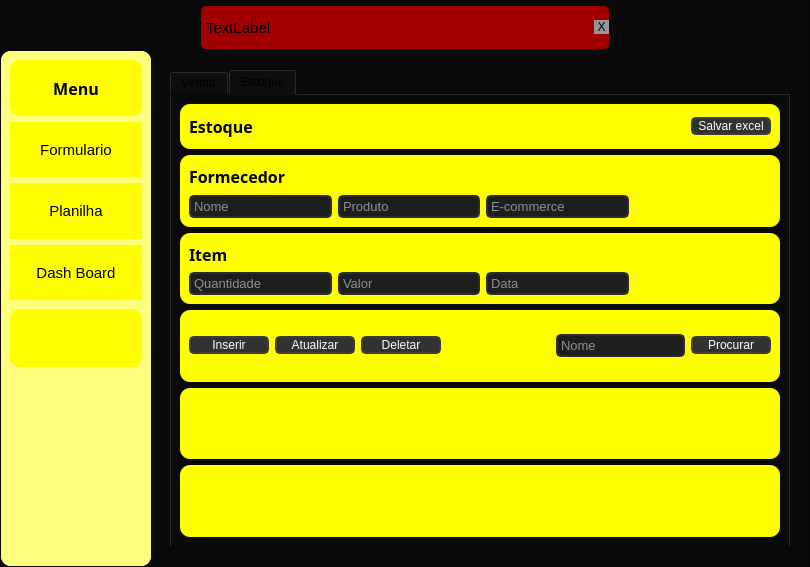
The window that v3.ui (Ton-Chyod-s/Estudo-sql-python) describes before a commit, drawn with Qt 5.
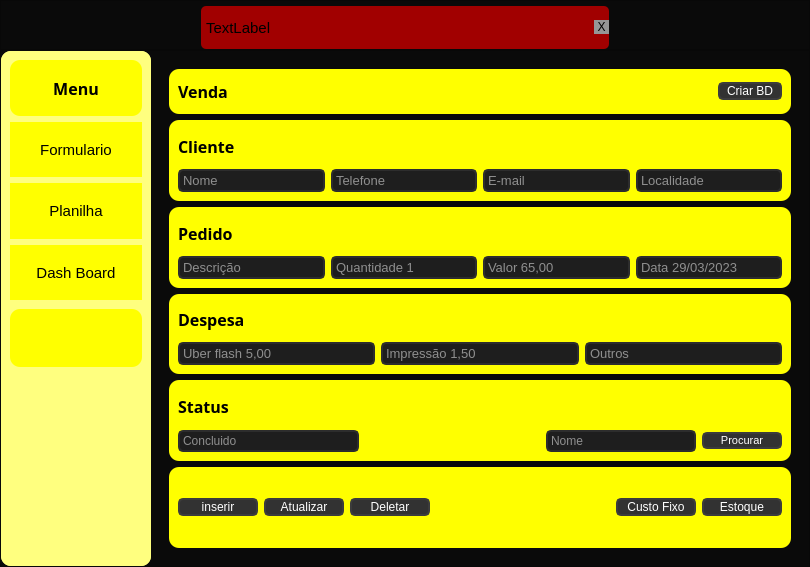
The same window after the commit. The open tabs and pages were chosen to show the change.

What changed in the file:
```diff
--- a/v3.ui
+++ b/v3.ui
@@ -536,16 +536,6 @@
             <widget class="QWidget" name="formulario_page">
              <layout class="QVBoxLayout" name="verticalLayout_9">
               <item>
-               <widget class="QTabWidget" name="tabWidget_formulario">
-                <property name="currentIndex">
-                 <number>0</number>
-                </property>
-                <widget class="QWidget" name="tab_2">
-                 <attribute name="title">
-                  <string>Venda</string>
-                 </attribute>
-                 <layout class="QVBoxLayout" name="verticalLayout_20">
-                  <item>
                    <widget class="QFrame" name="frame_27">
                     <property name="maximumSize">
                      <size>
@@ -562,9 +552,9 @@
                     <property name="frameShadow">
                      <enum>QFrame::Raised</enum>
                     </property>
-                    <layout class="QHBoxLayout" name="horizontalLayout_6">
+                <layout class="QHBoxLayout" name="horizontalLayout_8">
                      <item>
-                      <widget class="QLabel" name="label_8">
+                  <widget class="QLabel" name="label_10">
                        <property name="font">
                         <font>
                          <family>Segoe UI Black</family>
@@ -579,7 +569,7 @@
                       </widget>
                      </item>
                      <item>
-                      <spacer name="horizontalSpacer">
+                  <spacer name="horizontalSpacer_2">
                        <property name="orientation">
                         <enum>Qt::Horizontal</enum>
                        </property>
@@ -592,7 +582,7 @@
                       </spacer>
                      </item>
                      <item>
-                      <widget class="QPushButton" name="pushButton_criarBD">
+                  <widget class="QPushButton" name="pushButton_criarBD_2">
                        <property name="styleSheet">
                         <string notr="true">QPushButton {
 	background-color: rgb(50, 50, 50);
@@ -629,24 +619,9 @@
                     <property name="frameShadow">
                      <enum>QFrame::Raised</enum>
                     </property>
-                    <layout class="QGridLayout" name="gridLayout_4">
-                     <item row="0" column="0">
-                      <widget class="QLabel" name="Cliente_label">
-                       <property name="font">
-                        <font>
-                         <family>Segoe UI Black</family>
-                         <pointsize>12</pointsize>
-                         <weight>75</weight>
-                         <bold>true</bold>
-                        </font>
-                       </property>
-                       <property name="text">
-                        <string>Cliente</string>
-                       </property>
-                      </widget>
-                     </item>
+                <layout class="QGridLayout" name="gridLayout_6">
                      <item row="2" column="0">
-                      <widget class="QLineEdit" name="lineEdit_nome">
+                  <widget class="QLineEdit" name="lineEdit_nome_2">
                        <property name="minimumSize">
                         <size>
                          <width>0</width>
@@ -686,8 +661,23 @@
                        </property>
                       </widget>
                      </item>
+                 <item row="0" column="0">
+                  <widget class="QLabel" name="Cliente_label_2">
+                   <property name="font">
+                    <font>
+                     <family>Segoe UI Black</family>
+                     <pointsize>12</pointsize>
+                     <weight>75</weight>
+                     <bold>true</bold>
+                    </font>
+                   </property>
+                   <property name="text">
+                    <string>Cliente</string>
+                   </property>
+                  </widget>
+                 </item>
                      <item row="2" column="1">
-                      <widget class="QLineEdit" name="lineEdit_telefone">
+                  <widget class="QLineEdit" name="lineEdit_telefone_2">
                        <property name="minimumSize">
                         <size>
                          <width>0</width>
@@ -727,49 +717,8 @@
                        </property>
                       </widget>
                      </item>
-                     <item row="2" column="3">
-                      <widget class="QLineEdit" name="lineEdit_localidade">
-                       <property name="minimumSize">
-                        <size>
-                         <width>0</width>
-                         <height>0</height>
-                        </size>
-                       </property>
-                       <property name="font">
-                        <font>
-                         <family>Segoe UI</family>
-                         <pointsize>10</pointsize>
-                        </font>
-                       </property>
-                       <property name="autoFillBackground">
-                        <bool>false</bool>
-                       </property>
-                       <property name="styleSheet">
-                        <string notr="true">QLineEdit {
-	border: 2px solid rgb(45,45,45);
-	border-radius: 5px;
-	padding: 1px;
-	background-color: rgb(30,30, 30);
-	color: rgb(255, 255, 255);
-}
-QLineEdit:hover {
-	border: 2px solid rgb(55,55,55);
-}
-QLineEdit:focus {
-	border: 2px solid rgb(161, 0, 0);
-	color: rgb(200, 200, 200);
-}</string>
-                       </property>
-                       <property name="maxLength">
-                        <number>50</number>
-                       </property>
-                       <property name="placeholderText">
-                        <string>Localidade</string>
-                       </property>
-                      </widget>
-                     </item>
                      <item row="2" column="2">
-                      <widget class="QLineEdit" name="lineEdit_email">
+                  <widget class="QLineEdit" name="lineEdit_email_2">
                        <property name="minimumSize">
                         <size>
                          <width>0</width>
@@ -809,6 +758,47 @@
                        </property>
                       </widget>
                      </item>
+                 <item row="2" column="3">
+                  <widget class="QLineEdit" name="lineEdit_localidade_2">
+                   <property name="minimumSize">
+                    <size>
+                     <width>0</width>
+                     <height>0</height>
+                    </size>
+                   </property>
+                   <property name="font">
+                    <font>
+                     <family>Segoe UI</family>
+                     <pointsize>10</pointsize>
+                    </font>
+                   </property>
+                   <property name="autoFillBackground">
+                    <bool>false</bool>
+                   </property>
+                   <property name="styleSheet">
+                    <string notr="true">QLineEdit {
+	border: 2px solid rgb(45,45,45);
+	border-radius: 5px;
+	padding: 1px;
+	background-color: rgb(30,30, 30);
+	color: rgb(255, 255, 255);
+}
+QLineEdit:hover {
+	border: 2px solid rgb(55,55,55);
+}
+QLineEdit:focus {
+	border: 2px solid rgb(161, 0, 0);
+	color: rgb(200, 200, 200);
+}</string>
+                   </property>
+                   <property name="maxLength">
+                    <number>50</number>
+                   </property>
+                   <property name="placeholderText">
+                    <string>Localidade</string>
+                   </property>
+                  </widget>
+                 </item>
                     </layout>
                    </widget>
                   </item>
@@ -823,9 +813,9 @@
                     <property name="frameShadow">
                      <enum>QFrame::Raised</enum>
                     </property>
-                    <layout class="QGridLayout" name="gridLayout_2">
+                <layout class="QGridLayout" name="gridLayout_11">
                      <item row="1" column="1">
-                      <widget class="QLineEdit" name="lineEdit_quantidade">
+                  <widget class="QLineEdit" name="lineEdit_quantidade_3">
                        <property name="minimumSize">
                         <size>
                          <width>0</width>
@@ -866,7 +856,7 @@
                       </widget>
                      </item>
                      <item row="1" column="0">
-                      <widget class="QLineEdit" name="lineEdit_descricao">
+                  <widget class="QLineEdit" name="lineEdit_descricao_3">
                        <property name="minimumSize">
                         <size>
                          <width>0</width>
@@ -907,7 +897,7 @@
                       </widget>
                      </item>
                      <item row="1" column="2">
-                      <widget class="QLineEdit" name="lineEdit_valor">
+                  <widget class="QLineEdit" name="lineEdit_valor_3">
                        <property name="minimumSize">
                         <size>
                          <width>0</width>
@@ -948,7 +938,7 @@
                       </widget>
                      </item>
                      <item row="0" column="0">
-                      <widget class="QLabel" name="Pedido_label">
+                  <widget class="QLabel" name="Pedido_label_3">
                        <property name="font">
                         <font>
                          <family>Segoe UI Black</family>
@@ -963,7 +953,7 @@
                       </widget>
                      </item>
                      <item row="1" column="4">
-                      <widget class="QLineEdit" name="lineEdit_data">
+                  <widget class="QLineEdit" name="lineEdit_data_3">
                        <property name="minimumSize">
                         <size>
                          <width>0</width>
@@ -1017,9 +1007,9 @@
                     <property name="frameShadow">
                      <enum>QFrame::Raised</enum>
                     </property>
-                    <layout class="QGridLayout" name="gridLayout">
+                <layout class="QGridLayout" name="gridLayout_9">
                      <item row="3" column="0">
-                      <widget class="QLineEdit" name="lineEdit_uberflash">
+                  <widget class="QLineEdit" name="lineEdit_uberflash_2">
                        <property name="minimumSize">
                         <size>
                          <width>0</width>
@@ -1060,7 +1050,7 @@
                       </widget>
                      </item>
                      <item row="3" column="2">
-                      <widget class="QLineEdit" name="lineEdit_outros">
+                  <widget class="QLineEdit" name="lineEdit_outros_2">
                        <property name="minimumSize">
                         <size>
                          <width>0</width>
@@ -1101,7 +1091,7 @@
                       </widget>
                      </item>
                      <item row="0" column="0">
-                      <widget class="QLabel" name="despesas_label">
+                  <widget class="QLabel" name="despesas_label_2">
                        <property name="font">
                         <font>
                          <family>Segoe UI Black</family>
@@ -1116,7 +1106,7 @@
                       </widget>
                      </item>
                      <item row="3" column="1">
-                      <widget class="QLineEdit" name="lineEdit_impressao">
+                  <widget class="QLineEdit" name="lineEdit_impressao_2">
                        <property name="minimumSize">
                         <size>
                          <width>0</width>
@@ -1170,9 +1160,9 @@
                     <property name="frameShadow">
                      <enum>QFrame::Raised</enum>
                     </property>
-                    <layout class="QGridLayout" name="gridLayout_8">
+                <layout class="QGridLayout" name="gridLayout_10">
                      <item row="1" column="1">
-                      <spacer name="horizontalSpacer_6">
+                  <spacer name="horizontalSpacer_8">
                        <property name="orientation">
                         <enum>Qt::Horizontal</enum>
                        </property>
@@ -1185,7 +1175,7 @@
                       </spacer>
                      </item>
                      <item row="0" column="0">
-                      <widget class="QLabel" name="label_13">
+                  <widget class="QLabel" name="label_14">
                        <property name="font">
                         <font>
                          <family>Segoe UI Black</family>
@@ -1200,7 +1190,7 @@
                       </widget>
                      </item>
                      <item row="1" column="0">
-                      <widget class="QLineEdit" name="lineEdit_status">
+                  <widget class="QLineEdit" name="lineEdit_status_2">
                        <property name="styleSheet">
                         <string notr="true">QLineEdit {
 	border: 2px solid rgb(45,45,45);
@@ -1223,7 +1213,7 @@
                       </widget>
                      </item>
                      <item row="1" column="3">
-                      <widget class="QPushButton" name="pushButton_procurar">
+                  <widget class="QPushButton" name="pushButton_procurar_21">
                        <property name="minimumSize">
                         <size>
                          <width>80</width>
@@ -1265,7 +1255,7 @@
                       </widget>
                      </item>
                      <item row="1" column="2">
-                      <widget class="QLineEdit" name="lineEdit_procurar">
+                  <widget class="QLineEdit" name="lineEdit_procurar_2">
                        <property name="maximumSize">
                         <size>
                          <width>150</width>
@@ -1307,9 +1297,9 @@
                     <property name="frameShadow">
                      <enum>QFrame::Raised</enum>
                     </property>
-                    <layout class="QHBoxLayout" name="horizontalLayout_3">
+                <layout class="QHBoxLayout" name="horizontalLayout_9">
                      <item>
-                      <widget class="QPushButton" name="pushButton_inserir">
+                  <widget class="QPushButton" name="pushButton_inserir_2">
                        <property name="minimumSize">
                         <size>
                          <width>80</width>
@@ -1344,7 +1334,7 @@
                       </widget>
                      </item>
                      <item>
-                      <widget class="QPushButton" name="pushButton_atualizar">
+                  <widget class="QPushButton" name="pushButton_atualizar_2">
                        <property name="minimumSize">
                         <size>
                          <width>80</width>
@@ -1379,7 +1369,7 @@
                       </widget>
                      </item>
                      <item>
-                      <widget class="QPushButton" name="pushButton_deletar">
+                  <widget class="QPushButton" name="pushButton_deletar_2">
                        <property name="minimumSize">
                         <size>
                          <width>80</width>
@@ -1414,7 +1404,7 @@
                       </widget>
                      </item>
                      <item>
-                      <spacer name="horizontalSpacer_7">
+                  <spacer name="horizontalSpacer_9">
                        <property name="orientation">
                         <enum>Qt::Horizontal</enum>
                        </property>
@@ -1427,7 +1417,7 @@
                       </spacer>
                      </item>
                      <item>
-                      <widget class="QPushButton" name="pushButton_custo_fixo">
+                  <widget class="QPushButton" name="pushButton_custo_fixo_2">
                        <property name="minimumSize">
                         <size>
                          <width>80</width>
@@ -1457,7 +1447,7 @@
                       </widget>
                      </item>
                      <item>
-                      <widget class="QPushButton" name="pushButton_estoque">
+                  <widget class="QPushButton" name="pushButton_estoque_2">
                        <property name="minimumSize">
                         <size>
                          <width>80</width>
@@ -1487,591 +1477,6 @@
                       </widget>
                      </item>
                     </layout>
-                   </widget>
-                  </item>
-                 </layout>
-                </widget>
-                <widget class="QWidget" name="tab">
-                 <attribute name="title">
-                  <string>Estoque</string>
-                 </attribute>
-                 <layout class="QVBoxLayout" name="verticalLayout_16">
-                  <item>
-                   <widget class="QFrame" name="frame_35">
-                    <property name="maximumSize">
-                     <size>
-                      <width>16777215</width>
-                      <height>45</height>
-                     </size>
-                    </property>
-                    <property name="styleSheet">
-                     <string notr="true">background-color: rgb(255, 255, 0);</string>
-                    </property>
-                    <property name="frameShape">
-                     <enum>QFrame::StyledPanel</enum>
-                    </property>
-                    <property name="frameShadow">
-                     <enum>QFrame::Raised</enum>
-                    </property>
-                    <layout class="QHBoxLayout" name="horizontalLayout_8">
-                     <item>
-                      <widget class="QLabel" name="label_6">
-                       <property name="font">
-                        <font>
-                         <family>Segoe UI Black</family>
-                         <pointsize>12</pointsize>
-                         <weight>75</weight>
-                         <bold>true</bold>
-                        </font>
-                       </property>
-                       <property name="text">
-                        <string>Estoque</string>
-                       </property>
-                      </widget>
-                     </item>
-                     <item>
-                      <spacer name="horizontalSpacer_2">
-                       <property name="orientation">
-                        <enum>Qt::Horizontal</enum>
-                       </property>
-                       <property name="sizeHint" stdset="0">
-                        <size>
-                         <width>40</width>
-                         <height>20</height>
-                        </size>
-                       </property>
-                      </spacer>
-                     </item>
-                     <item>
-                      <widget class="QPushButton" name="pushButton_form_salvar">
-                       <property name="minimumSize">
-                        <size>
-                         <width>80</width>
-                         <height>0</height>
-                        </size>
-                       </property>
-                       <property name="font">
-                        <font>
-                         <family>Segoe UI</family>
-                        </font>
-                       </property>
-                       <property name="styleSheet">
-                        <string notr="true">QPushButton {
-	background-color: rgb(50, 50, 50);
-	border: 2px solid rgb(60, 60, 60);
-	border-radius: 5px;
-	color: rgb(255, 255, 255);
-}
-QPushButton:hover {
-	background-color: rgb(60, 60, 60);
-	border: 2px solid rgb(70,70, 70);
-}
-QPushButton:pressed {
-	background-color: rgb(250, 230, 0);
-	border: 2px solid rgb(161, 0, 0);
-	color: rgb(35, 35, 35);
-}</string>
-                       </property>
-                       <property name="text">
-                        <string>Salvar excel</string>
-                       </property>
-                      </widget>
-                     </item>
-                    </layout>
-                   </widget>
-                  </item>
-                  <item>
-                   <widget class="QFrame" name="frame_19">
-                    <property name="styleSheet">
-                     <string notr="true">background-color: rgb(255, 255, 0);</string>
-                    </property>
-                    <property name="frameShape">
-                     <enum>QFrame::StyledPanel</enum>
-                    </property>
-                    <property name="frameShadow">
-                     <enum>QFrame::Raised</enum>
-                    </property>
-                    <layout class="QGridLayout" name="gridLayout_6">
-                     <item row="0" column="0">
-                      <widget class="QLabel" name="label_7">
-                       <property name="font">
-                        <font>
-                         <family>Segoe UI Black</family>
-                         <pointsize>12</pointsize>
-                         <weight>75</weight>
-                         <bold>true</bold>
-                        </font>
-                       </property>
-                       <property name="text">
-                        <string>Formecedor</string>
-                       </property>
-                      </widget>
-                     </item>
-                     <item row="1" column="1">
-                      <widget class="QLineEdit" name="lineEdit_form_produto">
-                       <property name="font">
-                        <font>
-                         <family>Segoe UI</family>
-                         <pointsize>10</pointsize>
-                        </font>
-                       </property>
-                       <property name="styleSheet">
-                        <string notr="true">QLineEdit {
-	border: 2px solid rgb(45,45,45);
-	border-radius: 5px;
-	padding: 1px;
-	background-color: rgb(30,30, 30);
-	color: rgb(255, 255, 255);
-}
-QLineEdit:hover {
-	border: 2px solid rgb(55,55,55);
-}
-QLineEdit:focus {
-	border: 2px solid rgb(161, 0, 0);
-	color: rgb(200, 200, 200);
-}</string>
-                       </property>
-                       <property name="placeholderText">
-                        <string>Produto</string>
-                       </property>
-                      </widget>
-                     </item>
-                     <item row="1" column="2">
-                      <widget class="QLineEdit" name="lineEdit_form_ecomerce">
-                       <property name="font">
-                        <font>
-                         <family>Segoe UI</family>
-                         <pointsize>10</pointsize>
-                        </font>
-                       </property>
-                       <property name="styleSheet">
-                        <string notr="true">QLineEdit {
-	border: 2px solid rgb(45,45,45);
-	border-radius: 5px;
-	padding: 1px;
-	background-color: rgb(30,30, 30);
-	color: rgb(255, 255, 255);
-}
-QLineEdit:hover {
-	border: 2px solid rgb(55,55,55);
-}
-QLineEdit:focus {
-	border: 2px solid rgb(161, 0, 0);
-	color: rgb(200, 200, 200);
-}</string>
-                       </property>
-                       <property name="placeholderText">
-                        <string>E-commerce</string>
-                       </property>
-                      </widget>
-                     </item>
-                     <item row="1" column="0">
-                      <widget class="QLineEdit" name="lineEdit_form_nome">
-                       <property name="font">
-                        <font>
-                         <family>Segoe UI</family>
-                         <pointsize>10</pointsize>
-                        </font>
-                       </property>
-                       <property name="styleSheet">
-                        <string notr="true">QLineEdit {
-	border: 2px solid rgb(45,45,45);
-	border-radius: 5px;
-	padding: 1px;
-	background-color: rgb(30,30, 30);
-	color: rgb(255, 255, 255);
-}
-QLineEdit:hover {
-	border: 2px solid rgb(55,55,55);
-}
-QLineEdit:focus {
-	border: 2px solid rgb(161, 0, 0);
-	color: rgb(200, 200, 200);
-}</string>
-                       </property>
-                       <property name="placeholderText">
-                        <string>Nome </string>
-                       </property>
-                      </widget>
-                     </item>
-                     <item row="1" column="3">
-                      <spacer name="horizontalSpacer_5">
-                       <property name="orientation">
-                        <enum>Qt::Horizontal</enum>
-                       </property>
-                       <property name="sizeHint" stdset="0">
-                        <size>
-                         <width>40</width>
-                         <height>20</height>
-                        </size>
-                       </property>
-                      </spacer>
-                     </item>
-                    </layout>
-                   </widget>
-                  </item>
-                  <item>
-                   <widget class="QFrame" name="frame_33">
-                    <property name="styleSheet">
-                     <string notr="true">background-color: rgb(255, 255, 0);</string>
-                    </property>
-                    <property name="frameShape">
-                     <enum>QFrame::StyledPanel</enum>
-                    </property>
-                    <property name="frameShadow">
-                     <enum>QFrame::Raised</enum>
-                    </property>
-                    <layout class="QGridLayout" name="gridLayout_7">
-                     <item row="0" column="0">
-                      <widget class="QLabel" name="label_10">
-                       <property name="font">
-                        <font>
-                         <family>Segoe UI Black</family>
-                         <pointsize>12</pointsize>
-                         <weight>75</weight>
-                         <bold>true</bold>
-                        </font>
-                       </property>
-                       <property name="text">
-                        <string>Item</string>
-                       </property>
-                      </widget>
-                     </item>
-                     <item row="1" column="0">
-                      <widget class="QLineEdit" name="lineEdit_form_quantidade">
-                       <property name="font">
-                        <font>
-                         <family>Segoe UI</family>
-                         <pointsize>10</pointsize>
-                        </font>
-                       </property>
-                       <property name="styleSheet">
-                        <string notr="true">QLineEdit {
-	border: 2px solid rgb(45,45,45);
-	border-radius: 5px;
-	padding: 1px;
-	background-color: rgb(30,30, 30);
-	color: rgb(255, 255, 255);
-}
-QLineEdit:hover {
-	border: 2px solid rgb(55,55,55);
-}
-QLineEdit:focus {
-	border: 2px solid rgb(161, 0, 0);
-	color: rgb(200, 200, 200);
-}</string>
-                       </property>
-                       <property name="placeholderText">
-                        <string>Quantidade</string>
-                       </property>
-                      </widget>
-                     </item>
-                     <item row="1" column="1">
-                      <widget class="QLineEdit" name="lineEdit_form_valor">
-                       <property name="font">
-                        <font>
-                         <family>Segoe UI</family>
-                         <pointsize>10</pointsize>
-                        </font>
-                       </property>
-                       <property name="styleSheet">
-                        <string notr="true">QLineEdit {
-	border: 2px solid rgb(45,45,45);
-	border-radius: 5px;
-	padding: 1px;
-	background-color: rgb(30,30, 30);
-	color: rgb(255, 255, 255);
-}
-QLineEdit:hover {
-	border: 2px solid rgb(55,55,55);
-}
-QLineEdit:focus {
-	border: 2px solid rgb(161, 0, 0);
-	color: rgb(200, 200, 200);
-}</string>
-                       </property>
-                       <property name="placeholderText">
-                        <string>Valor</string>
-                       </property>
-                      </widget>
-                     </item>
-                     <item row="1" column="2">
-                      <widget class="QLineEdit" name="lineEdit_form_data">
-                       <property name="font">
-                        <font>
-                         <family>Segoe UI</family>
-                         <pointsize>10</pointsize>
-                        </font>
-                       </property>
-                       <property name="styleSheet">
-                        <string notr="true">QLineEdit {
-	border: 2px solid rgb(45,45,45);
-	border-radius: 5px;
-	padding: 1px;
-	background-color: rgb(30,30, 30);
-	color: rgb(255, 255, 255);
-}
-QLineEdit:hover {
-	border: 2px solid rgb(55,55,55);
-}
-QLineEdit:focus {
-	border: 2px solid rgb(161, 0, 0);
-	color: rgb(200, 200, 200);
-}</string>
-                       </property>
-                       <property name="placeholderText">
-                        <string>Data</string>
-                       </property>
-                      </widget>
-                     </item>
-                     <item row="1" column="3">
-                      <spacer name="horizontalSpacer_4">
-                       <property name="orientation">
-                        <enum>Qt::Horizontal</enum>
-                       </property>
-                       <property name="sizeHint" stdset="0">
-                        <size>
-                         <width>40</width>
-                         <height>20</height>
-                        </size>
-                       </property>
-                      </spacer>
-                     </item>
-                    </layout>
-                   </widget>
-                  </item>
-                  <item>
-                   <widget class="QFrame" name="frame_32">
-                    <property name="styleSheet">
-                     <string notr="true">background-color: rgb(255, 255, 0);</string>
-                    </property>
-                    <property name="frameShape">
-                     <enum>QFrame::StyledPanel</enum>
-                    </property>
-                    <property name="frameShadow">
-                     <enum>QFrame::Raised</enum>
-                    </property>
-                    <layout class="QGridLayout" name="gridLayout_9">
-                     <item row="1" column="0">
-                      <widget class="QPushButton" name="pushButton_form_inserir">
-                       <property name="minimumSize">
-                        <size>
-                         <width>80</width>
-                         <height>0</height>
-                        </size>
-                       </property>
-                       <property name="font">
-                        <font>
-                         <family>Segoe UI</family>
-                        </font>
-                       </property>
-                       <property name="styleSheet">
-                        <string notr="true">QPushButton {
-	background-color: rgb(50, 50, 50);
-	border: 2px solid rgb(60, 60, 60);
-	border-radius: 5px;
-	color: rgb(255, 255, 255);
-}
-QPushButton:hover {
-	background-color: rgb(60, 60, 60);
-	border: 2px solid rgb(70,70, 70);
-}
-QPushButton:pressed {
-	background-color: rgb(250, 230, 0);
-	border: 2px solid rgb(161, 0, 0);
-	color: rgb(35, 35, 35);
-}</string>
-                       </property>
-                       <property name="text">
-                        <string>Inserir</string>
-                       </property>
-                      </widget>
-                     </item>
-                     <item row="1" column="1">
-                      <widget class="QPushButton" name="pushButton_form_atualizar">
-                       <property name="minimumSize">
-                        <size>
-                         <width>80</width>
-                         <height>0</height>
-                        </size>
-                       </property>
-                       <property name="font">
-                        <font>
-                         <family>Segoe UI</family>
-                        </font>
-                       </property>
-                       <property name="styleSheet">
-                        <string notr="true">QPushButton {
-	background-color: rgb(50, 50, 50);
-	border: 2px solid rgb(60, 60, 60);
-	border-radius: 5px;
-	color: rgb(255, 255, 255);
-}
-QPushButton:hover {
-	background-color: rgb(60, 60, 60);
-	border: 2px solid rgb(70,70, 70);
-}
-QPushButton:pressed {
-	background-color: rgb(250, 230, 0);
-	border: 2px solid rgb(161, 0, 0);
-	color: rgb(35, 35, 35);
-}</string>
-                       </property>
-                       <property name="text">
-                        <string>Atualizar</string>
-                       </property>
-                      </widget>
-                     </item>
-                     <item row="1" column="2">
-                      <widget class="QPushButton" name="pushButton_form_deletar">
-                       <property name="minimumSize">
-                        <size>
-                         <width>80</width>
-                         <height>0</height>
-                        </size>
-                       </property>
-                       <property name="font">
-                        <font>
-                         <family>Segoe UI</family>
-                        </font>
-                       </property>
-                       <property name="styleSheet">
-                        <string notr="true">QPushButton {
-	background-color: rgb(50, 50, 50);
-	border: 2px solid rgb(60, 60, 60);
-	border-radius: 5px;
-	color: rgb(255, 255, 255);
-}
-QPushButton:hover {
-	background-color: rgb(60, 60, 60);
-	border: 2px solid rgb(70,70, 70);
-}
-QPushButton:pressed {
-	background-color: rgb(250, 230, 0);
-	border: 2px solid rgb(161, 0, 0);
-	color: rgb(35, 35, 35);
-}</string>
-                       </property>
-                       <property name="text">
-                        <string>Deletar</string>
-                       </property>
-                      </widget>
-                     </item>
-                     <item row="1" column="4">
-                      <widget class="QLineEdit" name="lineEdit_form_procurar_nome">
-                       <property name="font">
-                        <font>
-                         <family>Segoe UI</family>
-                         <pointsize>10</pointsize>
-                        </font>
-                       </property>
-                       <property name="styleSheet">
-                        <string notr="true">QLineEdit {
-	border: 2px solid rgb(45,45,45);
-	border-radius: 5px;
-	padding: 1px;
-	background-color: rgb(30,30, 30);
-	color: rgb(255, 255, 255);
-}
-QLineEdit:hover {
-	border: 2px solid rgb(55,55,55);
-}
-QLineEdit:focus {
-	border: 2px solid rgb(161, 0, 0);
-	color: rgb(200, 200, 200);
-}</string>
-                       </property>
-                       <property name="placeholderText">
-                        <string>Nome</string>
-                       </property>
-                      </widget>
-                     </item>
-                     <item row="1" column="5">
-                      <widget class="QPushButton" name="pushButton_form_procurar">
-                       <property name="minimumSize">
-                        <size>
-                         <width>80</width>
-                         <height>0</height>
-                        </size>
-                       </property>
-                       <property name="sizeIncrement">
-                        <size>
-                         <width>0</width>
-                         <height>0</height>
-                        </size>
-                       </property>
-                       <property name="font">
-                        <font>
-                         <family>Segoe UI</family>
-                         <pointsize>9</pointsize>
-                        </font>
-                       </property>
-                       <property name="styleSheet">
-                        <string notr="true">QPushButton {
-	background-color: rgb(50, 50, 50);
-	border: 2px solid rgb(60, 60, 60);
-	border-radius: 5px;
-	color: rgb(255, 255, 255);
-}
-QPushButton:hover {
-	background-color: rgb(60, 60, 60);
-	border: 2px solid rgb(70,70, 70);
-}
-QPushButton:pressed {
-	background-color: rgb(250, 230, 0);
-	border: 2px solid rgb(161, 0, 0);
-	color: rgb(35, 35, 35);
-}</string>
-                       </property>
-                       <property name="text">
-                        <string>Procurar</string>
-                       </property>
-                      </widget>
-                     </item>
-                     <item row="1" column="3">
-                      <spacer name="horizontalSpacer_8">
-                       <property name="orientation">
-                        <enum>Qt::Horizontal</enum>
-                       </property>
-                       <property name="sizeHint" stdset="0">
-                        <size>
-                         <width>40</width>
-                         <height>20</height>
-                        </size>
-                       </property>
-                      </spacer>
-                     </item>
-                    </layout>
-                   </widget>
-                  </item>
-                  <item>
-                   <widget class="QFrame" name="frame_2">
-                    <property name="styleSheet">
-                     <string notr="true">background-color: rgb(255, 255, 0);</string>
-                    </property>
-                    <property name="frameShape">
-                     <enum>QFrame::StyledPanel</enum>
-                    </property>
-                    <property name="frameShadow">
-                     <enum>QFrame::Raised</enum>
-                    </property>
-                   </widget>
-                  </item>
-                  <item>
-                   <widget class="QFrame" name="frame_34">
-                    <property name="styleSheet">
-                     <string notr="true">background-color: rgb(255, 255, 0);</string>
-                    </property>
-                    <property name="frameShape">
-                     <enum>QFrame::StyledPanel</enum>
-                    </property>
-                    <property name="frameShadow">
-                     <enum>QFrame::Raised</enum>
-                    </property>
-                   </widget>
-                  </item>
-                 </layout>
-                </widget>
                </widget>
               </item>
              </layout>
```
Lines whose indentation alone changed are shown as unchanged.
